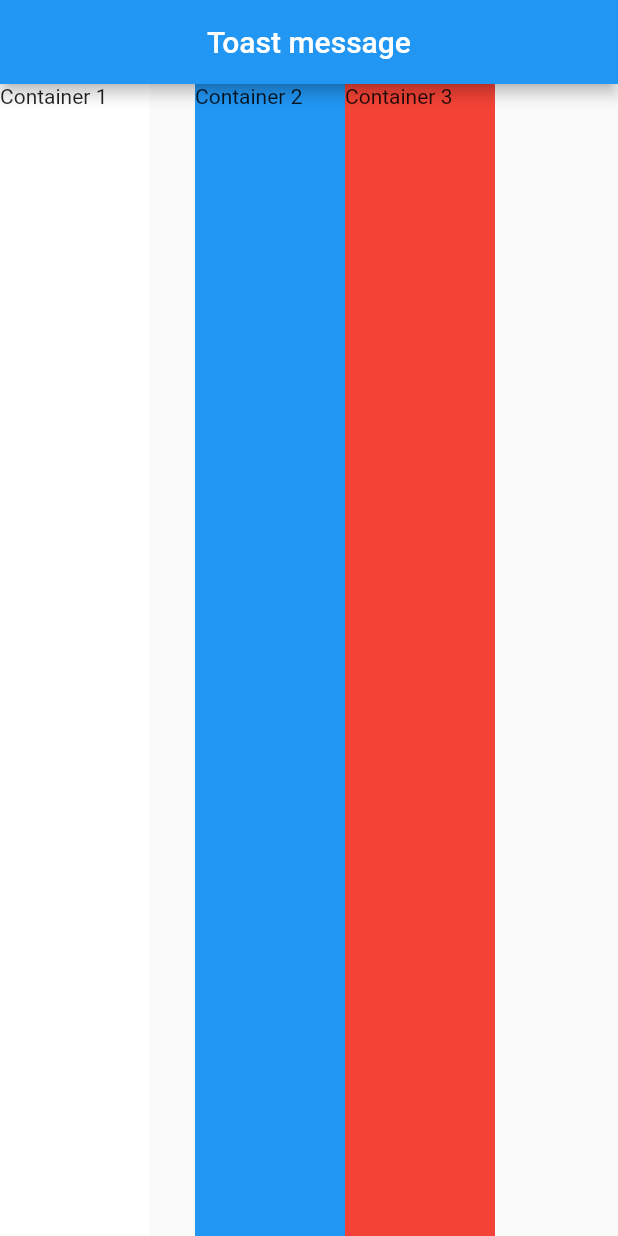
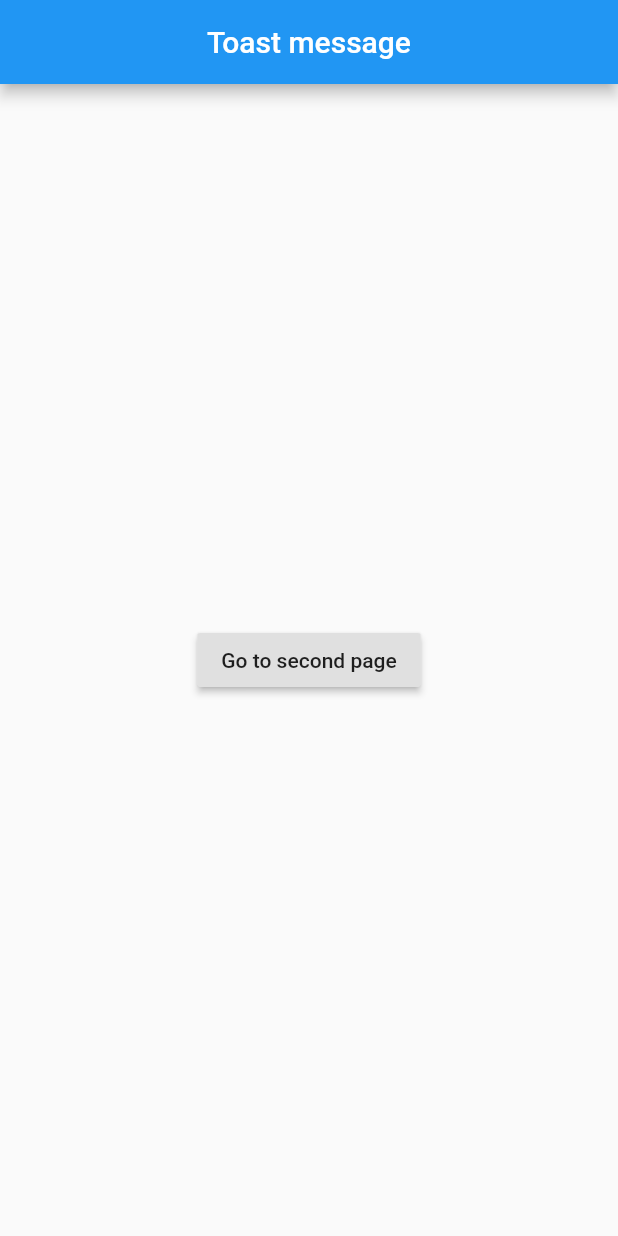
Before and after one commit to hi-aa/test1, a Flutter app: the screen it shows after launch, on a phone screen of 412 x 824 dp. Run offline on Flutter 3.47's test engine with Material 2 defaults, Android fonts, the phone set to English and light mode, and no system bars; our stand-ins replace fluttertoast.

Commit message:
강의 22강

```diff
--- a/lib/main.dart
+++ b/lib/main.dart
@@ -22,42 +22,45 @@ class MyPage extends StatelessWidget {
         centerTitle: true,
       ),
       body: Center(
-       child: Center(
-         // child: Column(
-         child: Row(
-           // verticalDirection: VerticalDirection.up,
-           // mainAxisAlignment: MainAxisAlignment.center,
-           // mainAxisSize: MainAxisSize.min,
-           // mainAxisAlignment: MainAxisAlignment.spaceEvenly,
-           // crossAxisAlignment: CrossAxisAlignment.end,
-           crossAxisAlignment: CrossAxisAlignment.stretch,
-           children: [
-             Container(
-               width: 100,
-               color: Colors.white,
-               child: Text('Container 1'),
-             ),
-              SizedBox(
-                width: 30.0,
-              ),
-              Container(
-                width: 100,
-                color: Colors.blue,
-                child: Text('Container 2'),
-              ),
-              Container(
-                width: 100,
-                color: Colors.red,
-                child: Text('Container 3'),
-              ),
-              // Container( // invisible container
-              //   width: double.infinity,
-              //   height: 20,
-              // )
-           ],
-         ),
-       ),
+        child: RaisedButton(
+          child: Text('Go to second page'),
+          onPressed: () {
+            Navigator.push(context, MaterialPageRoute(
+                builder: (context) => SecondPage())
+
+            );
+//           ));
+          },
+        ),
       ),
     );
   }
 }
+
+class SecondPage extends StatelessWidget{
+  @override
+  Widget build(BuildContext ctx) {
+    return Scaffold(
+      appBar: AppBar(
+        title: Text('Second PAge'),
+        centerTitle: true,
+      ),
+      body: Center(
+        child: RaisedButton(
+          child: Text('Go to second page'),
+          onPressed: () {
+            Navigator.pop(ctx);
+
+          },
+        ),
+      ),
+    );
+  }
+}
+
+class tt extends StatelessWidget {
+  @override
+  Widget build(BuildContext context) {
+    return Container();
+  }
+}
```
